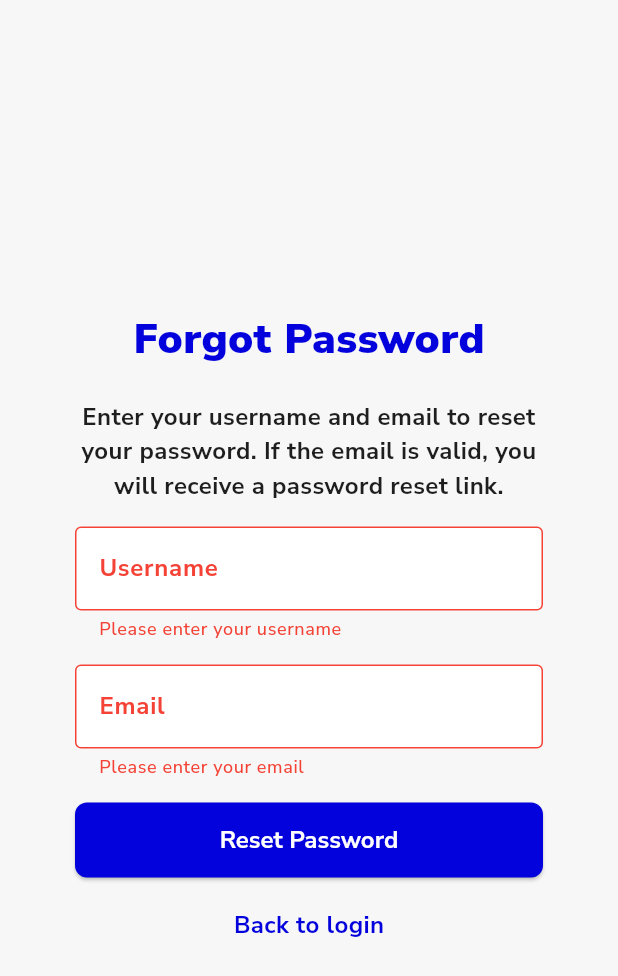
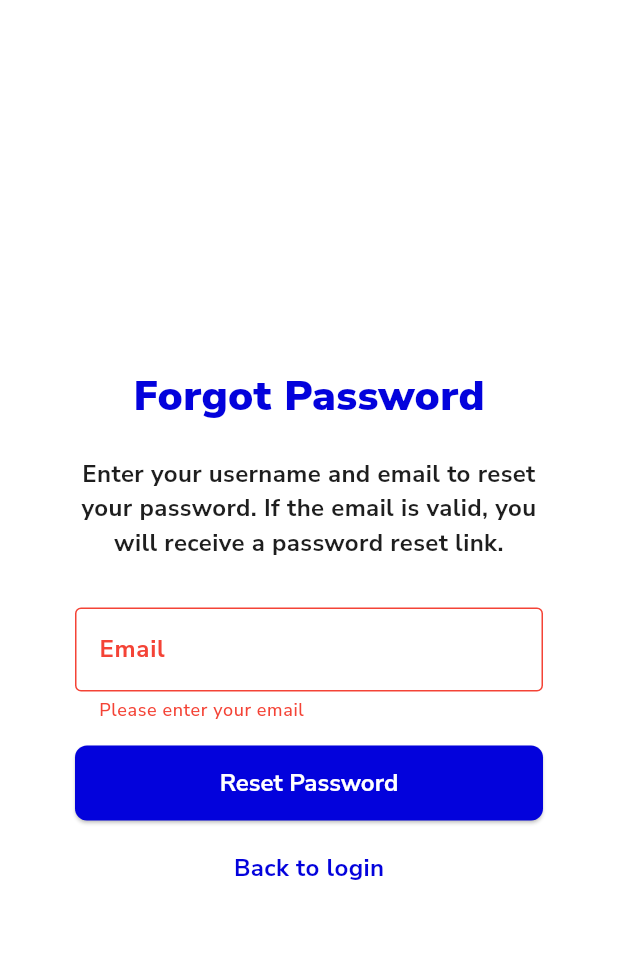
Before and after one commit to timconejos/virtualfitnessph, a Flutter app: the ForgotPasswordScreen screen opened directly, after a tap on "Reset Password", on a phone screen of 412 x 824 dp. Shown: the top 976 px of the screen. Run offline on Flutter 3.47's test engine with Material 3 defaults, Android fonts, the phone set to English and light mode, and no system bars; our stand-ins replace image_picker, permission_handler, shared_preferences, timer_count_down; missing offline and left inert: encrypt; accounts and stored records are empty.

Commit message:
Updated main page screen for redirect, removed un in forgot pwd

```diff
--- a/lib/screens/forgot_password_screen.dart
+++ b/lib/screens/forgot_password_screen.dart
@@ -26,7 +26,7 @@ class _ForgotPasswordScreenState extends State<ForgotPasswordScreen> {
     });
 
     await _authService.forgotPassword(
-      _usernameController.text,
+     '',
       _emailController.text,
     );
 
@@ -59,6 +59,7 @@ class _ForgotPasswordScreenState extends State<ForgotPasswordScreen> {
       // appBar: AppBar(
       //   title: const Text('Forgot Password'),
       // ),
+      backgroundColor: Colors.white,
       body: Center(
         child: Padding(
           padding: const EdgeInsets.fromLTRB(50.0, 10.0, 50.0, 0.0),
@@ -77,16 +78,16 @@ class _ForgotPasswordScreenState extends State<ForgotPasswordScreen> {
                   style: TextStyle(fontSize: 16.0),
                 ),
                 const SizedBox(height: 16.0),
-                PrimaryTextField(
-                  labelText: 'Username',
-                  controller: _usernameController,
-                  validator: (value) {
-                    if (value == null || value.isEmpty) {
-                      return 'Please enter your username';
-                    }
-                    return null;
-                  },
-                ),
+                // PrimaryTextField(
+                //   labelText: 'Username',
+                //   controller: _usernameController,
+                //   validator: (value) {
+                //     if (value == null || value.isEmpty) {
+                //       return 'Please enter your username';
+                //     }
+                //     return null;
+                //   },
+                // ),
 
                 const SizedBox(height: 16.0),
                 PrimaryTextField(
--- a/lib/screens/login_screen.dart
+++ b/lib/screens/login_screen.dart
@@ -55,7 +55,7 @@ class _LoginScreenState extends State<LoginScreen> {
 
   void _redirectToMainPage() {
     Navigator.of(context).pushReplacement(MaterialPageRoute(
-      builder: (context) => const MainPageScreen(),
+      builder: (context) => const MainPageScreen(tab: 0),
     ));
   }
 
--- a/lib/screens/order_placed_screen.dart
+++ b/lib/screens/order_placed_screen.dart
@@ -35,7 +35,7 @@ class _OrderPlacedScreenState extends State<OrderPlacedScreen> {
               const SizedBox(height: 20),
               ElevatedButton(
                 onPressed: () {
-                  Navigator.push(context, MaterialPageRoute(builder: (context) => const MainPageScreen()));
+                  Navigator.push(context, MaterialPageRoute(builder: (context) => const MainPageScreen(tab: 0)));
                 },
                 child: const Text('Go to Home'),
               ),
--- a/lib/screens/pages/rewards_page.dart
+++ b/lib/screens/pages/rewards_page.dart
@@ -59,7 +59,7 @@ class _RewardsPageState extends State<RewardsPage> {
         leading: IconButton(
           icon: const Icon(Icons.arrow_back),
           onPressed: () {
-             Navigator.push(context, MaterialPageRoute(builder: (context) => const MainPageScreen()));
+             Navigator.push(context, MaterialPageRoute(builder: (context) => const MainPageScreen(tab: 0)));
           }, // Add search button
         ),
         actions: [
--- a/lib/screens/register_screen.dart
+++ b/lib/screens/register_screen.dart
@@ -202,6 +202,7 @@ class _RegisterScreenState extends State<RegisterScreen> {
       //   leading: BackButton(onPressed: () => Navigator.pop(context)),
       //   title: const Text('Register'),
       // ),
+      backgroundColor: Colors.white,
       body: Padding(
         padding: const EdgeInsets.fromLTRB(50.0, 10.0, 50.0, 0.0),
         child: Column(
--- a/lib/screens/splash_screen.dart
+++ b/lib/screens/splash_screen.dart
@@ -26,7 +26,7 @@ class _SplashScreenState extends State<SplashScreen> {
     if (!mounted) return; // Ensure the widget is still mounted
     if (isLoggedIn) {
       Navigator.of(context).pushReplacement(
-        MaterialPageRoute(builder: (_) => const MainPageScreen()),
+        MaterialPageRoute(builder: (_) => const MainPageScreen(tab: 0)),
       );
     } else {
       Navigator.of(context).pushReplacement(
```
Also changed, not shown: lib/screens/main_page_screen.dart (+6 -1 lines), lib/screens/pages/profile_page.dart (+19 -17 lines).
